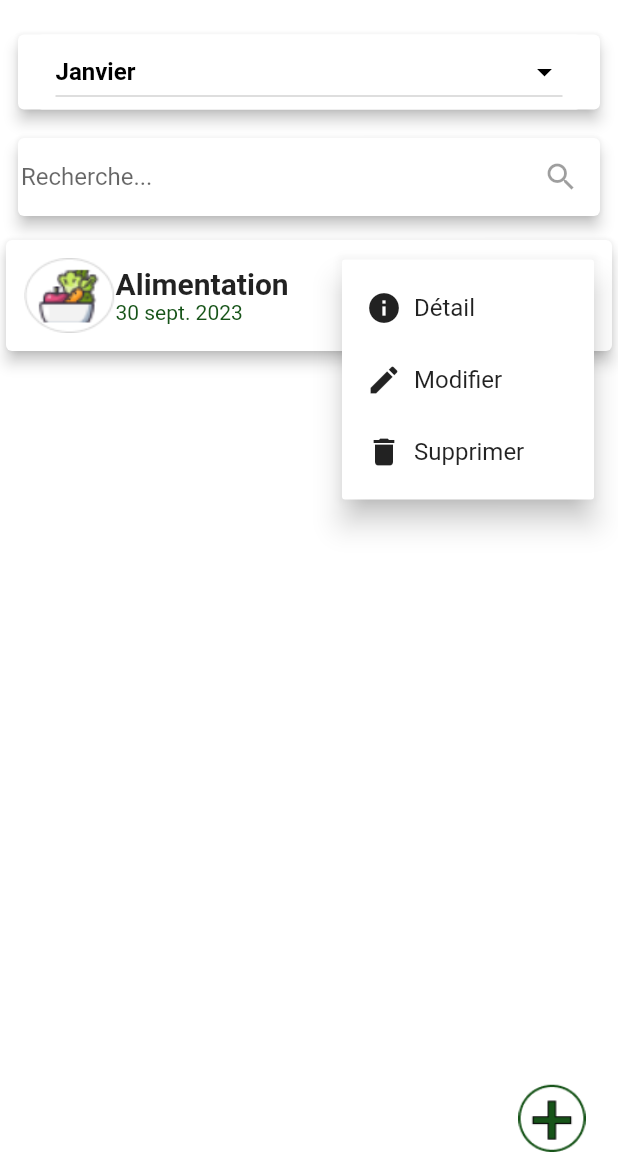
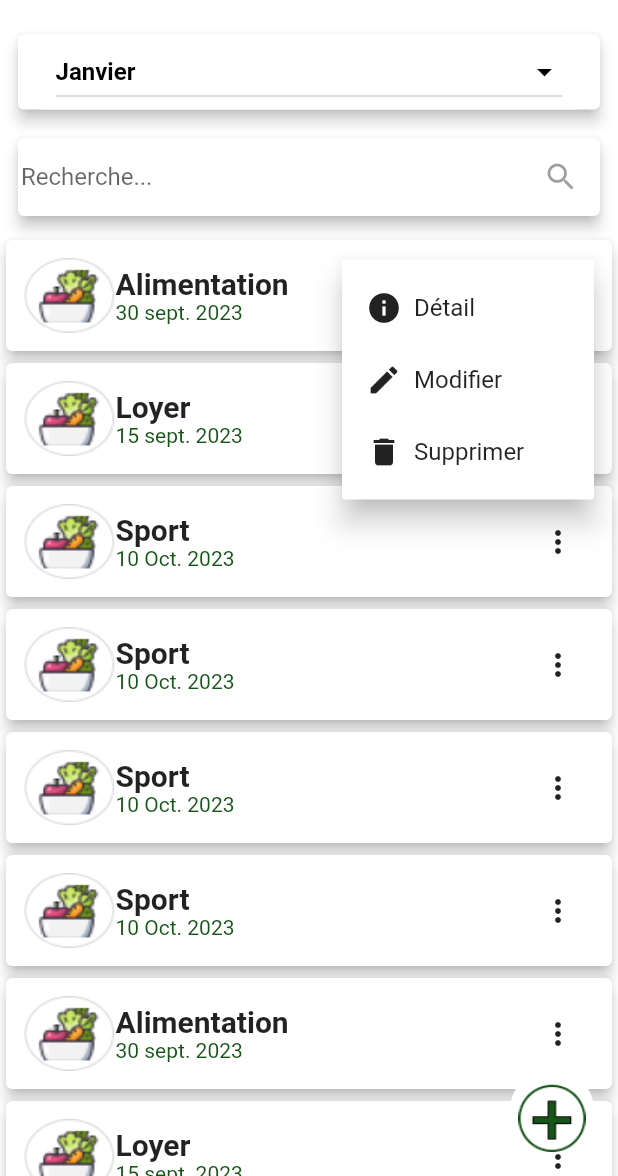
Before and after one commit to blonkon/flutterBudget, a Flutter app: the screen it shows after launch, after a tap on the "more vert" icon, on a phone screen of 412 x 824 dp, the part 60-1236 px from its top. Run offline on Flutter 3.47's test engine with Material 2 defaults, Android fonts, the phone set to English and light mode, and no system bars.

Commit message:
mes modifications

```diff
--- a/lib/ajout_budget.dart
+++ b/lib/ajout_budget.dart
@@ -81,6 +81,7 @@ class _BudgetFormState extends State<BudgetForm> {
   TextEditingController _dateDebutController = TextEditingController();
   TextEditingController _montantAlerteController = TextEditingController();
   TextEditingController _descriptionController = TextEditingController();
+  DateTime _selectedDate= DateTime.now();
 
   List<String> categories = [
     'Alimentation',
@@ -151,6 +152,7 @@ class _BudgetFormState extends State<BudgetForm> {
             ),
             SizedBox(height: 16.0),
 
+
             // Champ 'Date de début'
             TextFormField(
               controller: _dateDebutController,
@@ -158,7 +160,7 @@ class _BudgetFormState extends State<BudgetForm> {
                 labelText: 'Date de début',
                 prefixIcon: Icon(
                   Icons.calendar_today,
-                  color: Color(0xFF175419),
+                  color: d_green,
                 ),
                 filled: true,
                 fillColor: Color(0xFFF0F1F0),
@@ -230,6 +232,19 @@ class _BudgetFormState extends State<BudgetForm> {
       ),
     );
   }
+  Future<void> _selectDate(BuildContext context) async {
+    final DateTime? picked = await showDatePicker(
+      context: context,
+      initialDate: DateTime.now(),
+      firstDate: DateTime(2000),
+      lastDate: DateTime(2101),
+    );
+    if (picked != null && picked != _selectedDate)
+      setState(() {
+        _selectedDate = picked;
+        _dateDebutController.text = _selectedDate.toString(); // Mettez à jour le champ de texte avec la date sélectionnée
+      });
+  }
 
   _showCategoryPicker() {
     showDialog(
--- /dev/null
+++ b/lib/budget.dart
@@ -0,0 +1,7 @@
+class Budget {
+  final String categorie;
+  final String montant;
+  final String date;
+
+  Budget({required this.categorie, required this.montant, required this.date});
+}
--- a/lib/budgets.dart
+++ b/lib/budgets.dart
@@ -1,6 +1,7 @@
 import 'package:flutter/material.dart';
+import 'ajout_budget.dart';
+import 'budget.dart';
 
-import 'ajout_budget.dart';
 
 const d_green = Color(0xFF175419);
 
@@ -50,13 +51,23 @@ class MyAppss extends StatelessWidget {
               ),
             ],
           ),
+
         ),
         body: Column(
           children: [
-            FilterBar(), // Utilisation du widget de la barre de filtrage
+            FilterBar(), // Barre de filtrage en haut
             SearchBar(),
-            // Ajoutez le Card avec les colonnes ici
-            CustomCard(),
+            Expanded(
+              child: SingleChildScrollView(
+                child: Column(
+                  children: [
+                    // Ajoutez le Card avec les colonnes ici
+                    for (var budget in listeBudgets)
+                      CustomCard(budget: budget),
+                  ],
+                ),
+              ),
+            ),
           ],
         ),
         backgroundColor: Colors.white,
@@ -86,6 +97,7 @@ class FilterBar extends StatefulWidget {
   @override
   _FilterBarState createState() => _FilterBarState();
 }
+
 
 class _FilterBarState extends State<FilterBar> {
   String selectedMonth = 'Janvier'; // Mois par défaut
@@ -198,7 +210,115 @@ class _SearchBarState extends State<SearchBar> {
   }
 }
 
+List<Budget> listeBudgets = [
+  Budget(categorie: 'Alimentation', montant: '50.000 FCFA', date: '30 sept. 2023'),
+  Budget(categorie: 'Loyer', montant: '40.000 FCFA', date: '15 sept. 2023'),
+  Budget(categorie: 'Sport', montant: '30.000 FCFA', date: '10 Oct. 2023'),
+  Budget(categorie: 'Sport', montant: '30.000 FCFA', date: '10 Oct. 2023'),
+  Budget(categorie: 'Sport', montant: '30.000 FCFA', date: '10 Oct. 2023'),
+  Budget(categorie: 'Sport', montant: '30.000 FCFA', date: '10 Oct. 2023'),
+  Budget(categorie: 'Alimentation', montant: '50.000 FCFA', date: '30 sept. 2023'),
+  Budget(categorie: 'Loyer', montant: '40.000 FCFA', date: '15 sept. 2023'),
+  Budget(categorie: 'Alimentation', montant: '50.000 FCFA', date: '30 sept. 2023'),
+  Budget(categorie: 'Loyer', montant: '40.000 FCFA', date: '15 sept. 2023'),
+];
+
+
+
 class CustomCard extends StatelessWidget {
+  final Budget budget;
+
+  CustomCard({required this.budget});
+
+  @override
+  Widget build(BuildContext context) {
+    return Card(
+      elevation: 4,
+      child: Padding(
+        padding: const EdgeInsets.all(12.0),
+        child: Row(
+          children: [
+            // Première colonne avec une image (vous pouvez garder cette partie)
+            Image.asset('assets/iconalimentation.png'),
+
+            // Deuxième colonne contenant le texte (utilisez les données du budget)
+            Expanded(
+              child: Column(
+                crossAxisAlignment: CrossAxisAlignment.start,
+                children: [
+                  Text(
+                    budget.categorie,
+                    style: TextStyle(
+                      fontSize: 20.0,
+                      fontWeight: FontWeight.bold,
+                    ),
+                  ),
+                  Text(
+                    budget.date,
+                    style: TextStyle(fontSize: 14.0, color: d_green),
+                  ),
+                ],
+              ),
+            ),
+
+            // Troisième colonne avec le bouton d'options (les trois points verticaux)
+            PopupMenuButton<String>(
+              itemBuilder: (context) {
+                return [
+                  PopupMenuItem(
+                    value: 'detail',
+                    child: Row(
+                      children: [
+                        Icon(Icons.info),
+                        SizedBox(width: 8.0),
+                        Text('Détail'),
+                      ],
+                    ),
+                  ),
+                  PopupMenuItem(
+                    value: 'modifier',
+                    child: Row(
+                      children: [
+                        Icon(Icons.edit),
+                        SizedBox(width: 8.0),
+                        Text('Modifier'),
+                      ],
+                    ),
+                  ),
+                  PopupMenuItem(
+                    value: 'supprimer',
+                    child: Row(
+                      children: [
+                        Icon(Icons.delete),
+                        SizedBox(width: 8.0),
+                        Text('Supprimer'),
+                      ],
+                    ),
+                  ),
+                ];
+              },
+              onSelected: (value) {
+                // Code à exécuter en fonction de l'option sélectionnée
+                if (value == 'detail') {
+                  // Action de détail
+                } else if (value == 'modifier') {
+                  // Action de modification
+                } else if (value == 'supprimer') {
+                  // Action de suppression
+                }
+              },
+            ),
+          ],
+        ),
+      ),
+    );
+  }
+}
+
+
+
+
+/*class CustomCard extends StatelessWidget {
   @override
   Widget build(BuildContext context) {
     return Card(
@@ -283,4 +403,4 @@ class CustomCard extends StatelessWidget {
       ),
     );
   }
-}
+}*/
--- a/pubspec.yaml
+++ b/pubspec.yaml
@@ -32,6 +32,7 @@ dependencies:
     sdk: flutter
 
 
+
   # The following adds the Cupertino Icons font to your application.
   # Use with the CupertinoIcons class for iOS style icons.
   cupertino_icons: ^1.0.2
@@ -39,13 +40,13 @@ dependencies:
 dev_dependencies:
   flutter_test:
     sdk: flutter
-
+  flutter_lints: ^2.0.0
   # The "flutter_lints" package below contains a set of recommended lints to
   # encourage good coding practices. The lint set provided by the package is
   # activated in the `analysis_options.yaml` file located at the root of your
   # package. See that file for information about deactivating specific lint
   # rules and activating additional ones.
-  flutter_lints: ^2.0.0
+
 
 # For information on the generic Dart part of this file, see the
 # following page: https://dart.dev/tools/pub/pubspec
```
